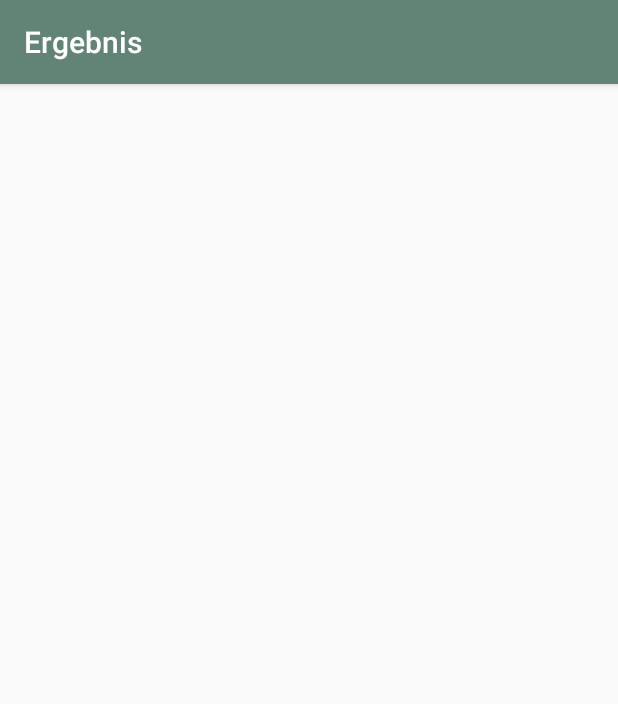
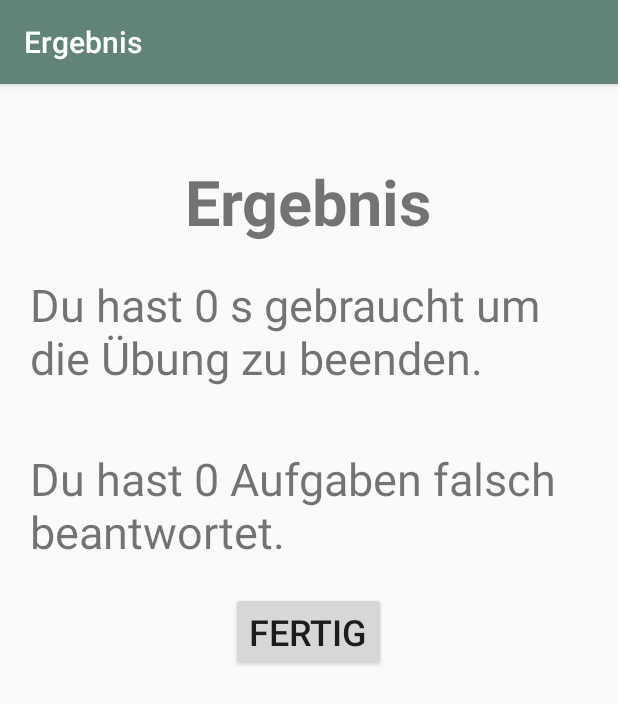
Before and after one commit to StefanSator/zapp-brealth, an Android app: the Addieren20End screen opened directly, with no data from a screen before it, on a phone screen of 412 x 824 dp. Shown: the top 704 px of the screen. Run offline under Robolectric (Android 15) with nearby library versions, the phone set to English and light mode, and no system bars.

Commit message:
ErgebnisScreen Funktionalität

```diff
--- a/app/src/main/java/com/example/stefansator/brealth/Addieren20End.java
+++ b/app/src/main/java/com/example/stefansator/brealth/Addieren20End.java
@@ -2,15 +2,35 @@ package com.example.stefansator.brealth;
 
 import android.os.Bundle;
 import android.support.v7.app.AppCompatActivity;
+import android.view.View;
+import android.widget.TextView;
 
 /**
  * Created by stefansator on 07.05.18.
  */
 
 public class Addieren20End extends AppCompatActivity {
+    private TextView anmerkungsFeld;
+    private TextView falschFeld;
+    private long bearbeitungsDauer;
+    private int falseCounter;
 
     protected void onCreate(Bundle savedInstanceState) {
         super.onCreate(savedInstanceState);
         setContentView(R.layout.activity_rechnenendscreen);
+
+        if (getIntent().hasExtra("dauer") == true) {
+            bearbeitungsDauer = getIntent().getExtras().getLong("dauer");
+            falseCounter = getIntent().getExtras().getInt("falsch");
+        }
+
+        anmerkungsFeld = findViewById(R.id.bemerkung_rechnenend);
+        anmerkungsFeld.setText("Du hast " + (bearbeitungsDauer / 1000) + " s gebraucht um die Übung zu beenden.");
+        falschFeld = findViewById(R.id.falsch_rechnenend);
+        falschFeld.setText("Du hast " + falseCounter + " Aufgaben falsch beantwortet.");
+    }
+
+    public void endResultScreen(View view) {
+        Addieren20End.this.finish();
     }
 }
--- a/app/src/main/java/com/example/stefansator/brealth/Addieren20Task.java
+++ b/app/src/main/java/com/example/stefansator/brealth/Addieren20Task.java
@@ -18,6 +18,9 @@ public class Addieren20Task extends AppCompatActivity {
     private static final int  LIMIT = 20;
     private int aufgabeNr = 0;
     private Additionsaufgabe rechenaufgaben[] = new Additionsaufgabe[10];
+    private long startzeit;
+    private long endzeit;
+    private int falseCounter = 0;
 
     protected void onCreate(Bundle savedInstanceState) {
         super.onCreate(savedInstanceState);
@@ -30,6 +33,7 @@ public class Addieren20Task extends AppCompatActivity {
 
         aufgabe = findViewById(R.id.rechenaufgabe);
         aufgabe.setText(rechenaufgaben[aufgabeNr].toString());
+        startzeit = System.currentTimeMillis();
     }
 
     public void showIfRight(View view) {
@@ -42,14 +46,20 @@ public class Addieren20Task extends AppCompatActivity {
             rightToast.show();
             aufgabeNr++;
             if (aufgabeNr == 10) {
+                aufgabeNr = 0;
+                endzeit = System.currentTimeMillis();
+                long bearbeitungsDauer = endzeit - startzeit;
                 Intent finishscreenIntent = new Intent(Addieren20Task.this, Addieren20End.class);
+                finishscreenIntent.putExtra("dauer", bearbeitungsDauer);
+                finishscreenIntent.putExtra("falsch", falseCounter);
                 Addieren20Task.this.startActivity(finishscreenIntent);
                 Addieren20Task.this.finish();
             }
             aufgabe.setText(rechenaufgaben[aufgabeNr].toString());
         } else {
-           Toast falseToast = Toast.makeText(getApplicationContext(), "False", Toast.LENGTH_SHORT);
-           falseToast.show();
+            falseCounter++;
+            Toast falseToast = Toast.makeText(getApplicationContext(), "False", Toast.LENGTH_SHORT);
+            falseToast.show();
         }
     }
 }
--- a/app/src/main/res/layout/activity_rechnenendscreen.xml
+++ b/app/src/main/res/layout/activity_rechnenendscreen.xml
@@ -1,9 +1,47 @@
 <?xml version="1.0" encoding="utf-8"?>
 
-<!-- Created by StefanSator on 07.05.18-->
+<!-- Created by StefanSator on 08.05.18-->
 
-<android.support.constraint.ConstraintLayout
-    xmlns:android="http://schemas.android.com/apk/res/android" android:layout_width="match_parent"
+<RelativeLayout xmlns:android="http://schemas.android.com/apk/res/android"
+    android:layout_width="match_parent"
     android:layout_height="match_parent">
 
-</android.support.constraint.ConstraintLayout>
+    <TextView
+        android:id="@+id/ergebnis_rechnenend"
+        android:layout_width="wrap_content"
+        android:layout_height="wrap_content"
+        android:layout_centerHorizontal="true"
+        android:layout_marginTop="50dp"
+        android:text="@string/rechnenend_ergebnis"
+        android:textSize="42sp"
+        android:textStyle="bold" />
+
+    <TextView
+        android:id="@+id/bemerkung_rechnenend"
+        android:layout_below="@+id/ergebnis_rechnenend"
+        android:layout_width="wrap_content"
+        android:layout_height="wrap_content"
+        android:layout_centerHorizontal="true"
+        android:padding="20dp"
+        android:textSize="30sp" />
+
+    <TextView
+        android:id="@+id/falsch_rechnenend"
+        android:layout_width="wrap_content"
+        android:layout_height="wrap_content"
+        android:layout_below="@+id/bemerkung_rechnenend"
+        android:layout_centerHorizontal="true"
+        android:padding="20dp"
+        android:textSize="30sp"/>
+
+    <Button
+        android:id="@+id/back_button_rechnenend"
+        android:layout_below="@+id/falsch_rechnenend"
+        android:layout_width="wrap_content"
+        android:layout_height="wrap_content"
+        android:layout_centerHorizontal="true"
+        android:text="Fertig"
+        android:textSize="24sp"
+        android:onClick="endResultScreen"/>
+
+</RelativeLayout>
--- a/app/src/main/res/values/strings.xml
+++ b/app/src/main/res/values/strings.xml
@@ -28,4 +28,5 @@
     <string name="rechnentask_button8">Dividieren50</string>
     <string name="rechnentask_button9">Gemischtes Rechnen20</string>
     <string name="rechnentask_button10">Gemischtes Rechnen100</string>
+    <string name="rechnenend_ergebnis">Ergebnis</string>
 </resources>
```
